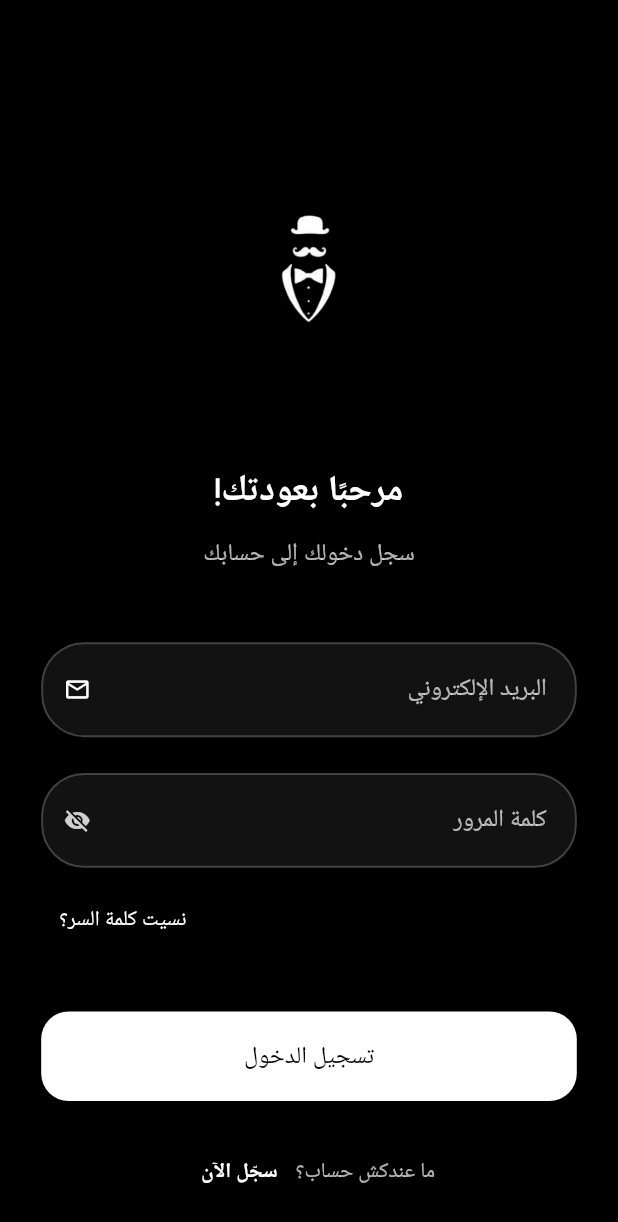
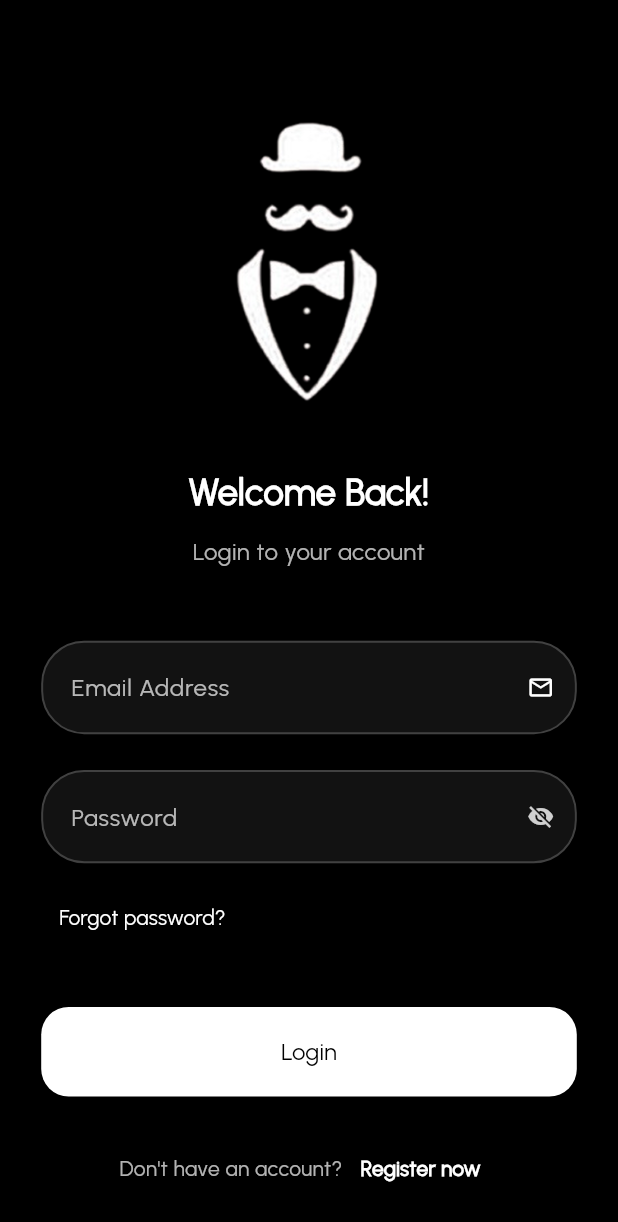
Before and after one commit to Ahmed-AbdElmnaem/my_suit, a Flutter app: the LoginScreen screen opened by its route, on a phone screen of 412 x 824 dp. Shown: the top 1222 px of the screen. Run offline on Flutter 3.47's test engine with Material 3 defaults, Android fonts, the phone set to English and light mode, and no system bars; our stand-ins replace carousel_slider, easy_localization, flutter_screenutil, flutter_secure_storage, flutter_staggered_animations, smooth_page_indicator; accounts and stored records are empty; network calls fail.

Commit message:
-Adedd EasyLocalization

```diff
--- /dev/null
+++ b/lib/core/localization/locale_keys.dart
@@ -0,0 +1,58 @@
+class LocaleKeys {
+  static const home = 'home';
+  static const appname = 'app_name';
+  static const search = 'search';
+  static const wishlist = 'wishlist';
+  static const cart = 'cart';
+  static const profile = 'profile';
+  static const categories = 'categories';
+  static const settings = 'settings';
+  static const language = 'language';
+  static const logout = 'logout';
+  static const login = 'login';
+  static const register = 'register';
+  static const email = 'email';
+  static const password = 'password';
+  static const confirmPassword = 'confirmPassword';
+  static const forgotPassword = 'forgotPassword';
+  static const resetPassword = 'resetPassword';
+  static const appName = "My Suit";
+  static const search_hint = 'search_hint';
+  static const search_validator = 'search_validator';
+  static const new_arrivals = 'new_arrivals';
+  static const classic = 'classic';
+  static const casual = 'casual';
+  static const formal = 'formal';
+  static const accessories = 'accessories';
+  static const bestsellers = 'bestsellers';
+  static const welcome_back = 'welcome_back';
+  static const login_to_your_account = 'login_to_your_account';
+  static const email_hint = 'email_hint';
+  static const email_validator = 'email_validator';
+  static const password_hint = 'password_hint';
+  static const password_validator = 'password_validator';
+  static const forgot_password = 'forgot_password';
+  static const no_account = 'no_account';
+  static const register_now = 'register_now';
+  static const register_title = 'register_title';
+  static const register_subtitle = 'register_subtitle';
+  static const full_name_hint = 'full_name_hint';
+  static const full_name_validator = 'full_name_validator';
+  static const confirm_password_hint = 'confirm_password_hint';
+  static const confirm_password_validator = 'confirm_password_validator';
+  static const passwords_not_matching = 'passwords_not_matching';
+  static const create_account = 'create_account';
+  static const have_account = 'have_account';
+  static const select_color = 'select_color';
+  static const select_size = 'select_size';
+  static const buy_now = 'buy_now';
+  static const rent_now = 'rent_now';
+  static const rental_price = 'rental_price';
+  static const my_account = 'my_account';
+  static const confirm_purchase = 'confirm_purchase';
+  static const purchase_confirmed = 'purchase_confirmed';
+  static const quantity = 'quantity';
+  static const unit_price = 'unit_price';
+  static const total_price = 'total_price';
+  static const change_language = 'change_language';
+}
--- a/lib/core/routing/app_router.dart
+++ b/lib/core/routing/app_router.dart
@@ -2,6 +2,7 @@ import 'package:flutter/material.dart';
 import 'package:my_suit/features/Wishlist/ui/screen/wish_list_screen.dart';
 import 'package:my_suit/features/auth/ui/screens/login_screen.dart';
 import 'package:my_suit/features/auth/ui/screens/register_screen.dart';
+import 'package:my_suit/features/category/ui/screen/category_screen.dart';
 import 'package:my_suit/features/home/data/model/suit_model.dart';
 import 'package:my_suit/features/home/ui/screen/home_screen.dart';
 import 'package:my_suit/features/onboarding/ui/onboarding_screen.dart';
@@ -32,6 +33,8 @@ class AppRouter {
         return MaterialPageRoute(builder: (_) => const RegisterScreen());
       case Routes.home:
         return MaterialPageRoute(builder: (_) => HomeScreen());
+      case Routes.categorydetails:
+        return MaterialPageRoute(builder: (_) => CategoryScreen());
       case Routes.profile:
         return MaterialPageRoute(builder: (_) => ProfileScreen());
       case Routes.purchaseScreen:
--- a/lib/features/Wishlist/ui/screen/wish_list_screen.dart
+++ b/lib/features/Wishlist/ui/screen/wish_list_screen.dart
@@ -1,4 +1,6 @@
+import 'package:easy_localization/easy_localization.dart';
 import 'package:flutter/material.dart';
+import 'package:my_suit/core/localization/locale_keys.dart';
 import 'package:my_suit/core/theming/styles.dart';
 import 'package:my_suit/features/home/data/model/suit_model.dart';
 import 'package:my_suit/features/home/ui/widget/suit_card.dart';
@@ -51,7 +53,7 @@ class WishListScreen extends StatelessWidget {
       backgroundColor: Colors.white,
       appBar: AppBar(
         title: Text(
-          'Wishlist',
+          LocaleKeys.wishlist.tr(),
           style: Styles.font30W500.copyWith(
             color: Colors.white,
             fontWeight: FontWeight.bold,
--- a/lib/features/auth/ui/screens/login_screen.dart
+++ b/lib/features/auth/ui/screens/login_screen.dart
@@ -1,7 +1,9 @@
+import 'package:easy_localization/easy_localization.dart';
 import 'package:flutter/material.dart';
 import 'package:flutter_screenutil/flutter_screenutil.dart';
 import 'package:flutter_staggered_animations/flutter_staggered_animations.dart';
 import 'package:my_suit/core/helpers/extensions.dart';
+import 'package:my_suit/core/localization/locale_keys.dart';
 import 'package:my_suit/core/routing/routes.dart';
 import 'package:my_suit/core/theming/styles.dart';
 import 'package:my_suit/core/widgets/custom_button.dart';
@@ -50,13 +52,13 @@ class _LoginScreenState extends State<LoginScreen> {
                     ),
                     30.0.height,
                     Text(
-                      "مرحبًا بعودتك!",
+                      LocaleKeys.welcome_back.tr(),
                       style: Styles.font24W600.copyWith(color: Colors.white),
                       textAlign: TextAlign.center,
                     ),
                     10.0.height,
                     Text(
-                      "سجل دخولك إلى حسابك",
+                      LocaleKeys.login_to_your_account.tr(),
                       style: Styles.font16W400.copyWith(color: Colors.white70),
                       textAlign: TextAlign.center,
                     ),
@@ -67,12 +69,12 @@ class _LoginScreenState extends State<LoginScreen> {
                         color: Colors.white,
                       ),
                       controller: emailController,
-                      hintText: "البريد الإلكتروني",
+                      hintText: LocaleKeys.email_hint.tr(),
                       keyboardType: TextInputType.emailAddress,
                       validator:
                           (value) =>
                               value!.isEmpty
-                                  ? "من فضلك أدخل بريدك الإلكتروني"
+                                  ? LocaleKeys.email_validator.tr()
                                   : null,
                     ),
                     20.0.height,
@@ -80,11 +82,11 @@ class _LoginScreenState extends State<LoginScreen> {
                       keyboardType: TextInputType.visiblePassword,
                       obsecureText: true,
                       controller: passwordController,
-                      hintText: "كلمة المرور",
+                      hintText: LocaleKeys.password_hint.tr(),
                       validator:
                           (value) =>
                               value!.isEmpty
-                                  ? "من فضلك أدخل كلمة المرور"
+                                  ? LocaleKeys.password_validator.tr()
                                   : null,
                     ),
                     10.0.height,
@@ -95,7 +97,7 @@ class _LoginScreenState extends State<LoginScreen> {
                           // رايح لنسيت كلمة المرور
                         },
                         child: Text(
-                          "نسيت كلمة السر؟",
+                          LocaleKeys.forgot_password.tr(),
                           style: Styles.font14W400.copyWith(
                             color: Colors.white,
                           ),
@@ -104,9 +106,11 @@ class _LoginScreenState extends State<LoginScreen> {
                     ),
                     30.0.height,
                     CustomButton(
-                      text: "تسجيل الدخول",
+                      text: LocaleKeys.login.tr(),
                       onPressed: () {
-                        if (formKey.currentState!.validate()) {}
+                        if (formKey.currentState!.validate()) {
+                          // login logic
+                        }
                       },
                     ),
                     20.0.height,
@@ -114,7 +118,7 @@ class _LoginScreenState extends State<LoginScreen> {
                       mainAxisAlignment: MainAxisAlignment.center,
                       children: [
                         Text(
-                          "ما عندكش حساب؟",
+                          LocaleKeys.no_account.tr(),
                           style: Styles.font14W400.copyWith(
                             color: Colors.white70,
                           ),
@@ -124,7 +128,7 @@ class _LoginScreenState extends State<LoginScreen> {
                             context.pushNamed(Routes.register);
                           },
                           child: Text(
-                            "سجّل الآن",
+                            LocaleKeys.register_now.tr(),
                             style: Styles.font14W400.copyWith(
                               color: Colors.white,
                               fontWeight: FontWeight.bold,
--- a/lib/features/auth/ui/screens/register_screen.dart
+++ b/lib/features/auth/ui/screens/register_screen.dart
@@ -1,6 +1,8 @@
+import 'package:easy_localization/easy_localization.dart';
 import 'package:flutter/material.dart';
 import 'package:flutter_screenutil/flutter_screenutil.dart';
 import 'package:my_suit/core/helpers/extensions.dart';
+import 'package:my_suit/core/localization/locale_keys.dart';
 import 'package:my_suit/core/theming/styles.dart';
 import 'package:my_suit/core/widgets/custom_button.dart';
 import 'package:my_suit/core/widgets/custom_text_field.dart';
@@ -85,7 +87,7 @@ class _RegisterScreenState extends State<RegisterScreen>
                           ),
                           30.0.height,
                           Text(
-                            "إنشاء حساب جديد",
+                            LocaleKeys.register_title.tr(),
                             style: Styles.font24W600.copyWith(
                               color: Colors.white,
                             ),
@@ -93,22 +95,21 @@ class _RegisterScreenState extends State<RegisterScreen>
                           ),
                           10.0.height,
                           Text(
-                            "املأ البيانات لإنشاء حسابك",
+                            LocaleKeys.register_subtitle.tr(),
                             style: Styles.font16W400.copyWith(
                               color: Colors.white70,
                             ),
                             textAlign: TextAlign.center,
                           ),
                           40.0.height,
-
                           AppTextFormField(
                             controller: nameController,
-                            hintText: "الاسم الكامل",
+                            hintText: LocaleKeys.full_name_hint.tr(),
                             keyboardType: TextInputType.name,
                             validator:
                                 (value) =>
                                     value!.isEmpty
-                                        ? "من فضلك أدخل اسمك الكامل"
+                                        ? LocaleKeys.full_name_validator.tr()
                                         : null,
                             prefixIcon: const Icon(
                               Icons.person,
@@ -118,12 +119,12 @@ class _RegisterScreenState extends State<RegisterScreen>
                           20.0.height,
                           AppTextFormField(
                             controller: emailController,
-                            hintText: "البريد الإلكتروني",
+                            hintText: LocaleKeys.email_hint.tr(),
                             keyboardType: TextInputType.emailAddress,
                             validator:
                                 (value) =>
                                     value!.isEmpty
-                                        ? "من فضلك أدخل بريدك الإلكتروني"
+                                        ? LocaleKeys.email_validator.tr()
                                         : null,
                             prefixIcon: const Icon(
                               Icons.email_outlined,
@@ -131,49 +132,48 @@ class _RegisterScreenState extends State<RegisterScreen>
                             ),
                           ),
                           20.0.height,
-
                           AppTextFormField(
                             controller: passwordController,
-                            hintText: "كلمة المرور",
+                            hintText: LocaleKeys.password_hint.tr(),
                             obsecureText: true,
                             keyboardType: TextInputType.visiblePassword,
                             validator:
                                 (value) =>
                                     value!.isEmpty
-                                        ? "من فضلك أدخل كلمة المرور"
+                                        ? LocaleKeys.password_validator.tr()
                                         : null,
                           ),
                           20.0.height,
-
                           AppTextFormField(
                             controller: confirmPasswordController,
-                            hintText: "تأكيد كلمة المرور",
+                            hintText: LocaleKeys.confirm_password_hint.tr(),
                             obsecureText: true,
                             keyboardType: TextInputType.visiblePassword,
                             validator: (value) {
                               if (value!.isEmpty) {
-                                return "من فضلك أدخل تأكيد كلمة المرور";
+                                return LocaleKeys.confirm_password_validator
+                                    .tr();
                               } else if (value != passwordController.text) {
-                                return "كلمتا المرور غير متطابقتين";
+                                return LocaleKeys.passwords_not_matching.tr();
                               }
                               return null;
                             },
                           ),
                           30.0.height,
-
                           CustomButton(
-                            text: "إنشاء الحساب",
+                            text: LocaleKeys.create_account.tr(),
                             onPressed: () {
-                              if (formKey.currentState!.validate()) {}
+                              if (formKey.currentState!.validate()) {
+                                // sign up logic
+                              }
                             },
                           ),
                           20.0.height,
-
                           Row(
                             mainAxisAlignment: MainAxisAlignment.center,
                             children: [
                               Text(
-                                "عندك حساب؟",
+                                LocaleKeys.have_account.tr(),
                                 style: Styles.font14W400.copyWith(
                                   color: Colors.white70,
                                 ),
@@ -183,7 +183,7 @@ class _RegisterScreenState extends State<RegisterScreen>
                                   context.pop();
                                 },
                                 child: Text(
-                                  "سجل الدخول",
+                                  LocaleKeys.login.tr(),
                                   style: Styles.font14W400.copyWith(
                                     color: Colors.white,
                                     fontWeight: FontWeight.bold,
--- a/pubspec.yaml
+++ b/pubspec.yaml
@@ -48,7 +48,9 @@ dependencies:
   flutter_screenutil: ^5.9.3
   smooth_page_indicator: ^1.2.1
   carousel_slider: ^5.1.1
-  intl: ^0.20.2
+  easy_localization: ^3.0.3
+  intl: 0.19.0
+  easy_localization_generator: ^0.3.3
 
 dev_dependencies:
   flutter_test:
@@ -76,6 +78,7 @@ flutter:
     - assets/images/jpg/
     - assets/images/png/
     - assets/images/svg/
+    - assets/translations/
 
   # An image asset can refer to one or more resolution-specific "variants", see
   # https://flutter.dev/to/resolution-aware-images
```
Also changed, not shown: assets/translations/ar.json (added, +59 -0 lines), assets/translations/en.json (added, +49 -0 lines), lib/core/widgets/custom_app_bar.dart (+26 -31 lines), lib/features/category/ui/screen/category_screen.dart (+20 -35 lines), lib/features/home/ui/screen/home_screen.dart (+23 -11 lines), lib/features/home/ui/widget/custom_drawer.dart (added, +124 -0 lines), lib/features/product_details/ui/screen/product_details_screen.dart (+16 -7 lines), lib/features/profile/ui/screen/profile_screen.dart (+6 -4 lines), lib/features/purchase/ui/screen/purchase_screen.dart (+13 -5 lines), lib/features/splash/ui/screens/splash_screen.dart (+5 -3 lines), lib/layout/main_layout.dart (+13 -5 lines), lib/main.dart (+10 -1 lines), lib/my_suit.dart (+14 -2 lines), assets/images/png/logo.png, 1 more files, 1 other file.
